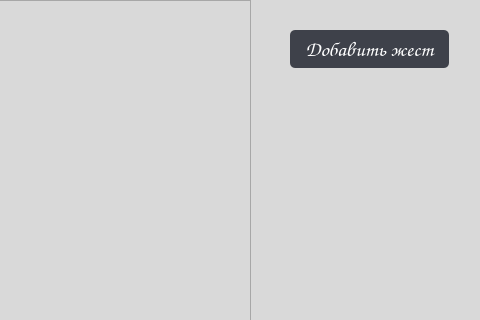
Old version of the form src/qt_designer_files/gestures_widget.ui in the repository vergilhimself/HandSight; both pictures show x 420 to 900 and y 0 to 320 of the 900 by 600 pixel window.
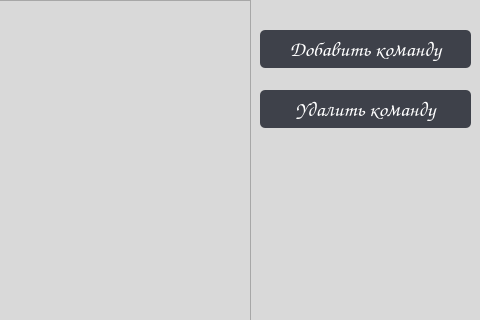
New version of the form.

Commit message: Работает привязка жест-действие. Немного изменена навигация.

```diff
--- a/src/qt_designer_files/gestures_widget.ui
+++ b/src/qt_designer_files/gestures_widget.ui
@@ -37,9 +37,9 @@
         <widget class="QPushButton" name="add_gesture_button">
             <property name="geometry">
                 <rect>
-                    <x>710</x>
+     <x>680</x>
                     <y>30</y>
-                    <width>159</width>
+     <width>211</width>
                     <height>38</height>
                 </rect>
             </property>
@@ -58,7 +58,34 @@
                 </string>
             </property>
             <property name="text">
-                <string>Добавить жест</string>
+    <string>Добавить команду</string>
+   </property>
+  </widget>
+  <widget class="QPushButton" name="delete_gesture_command_button">
+   <property name="geometry">
+    <rect>
+     <x>680</x>
+     <y>90</y>
+     <width>211</width>
+     <height>38</height>
+    </rect>
+   </property>
+   <property name="font">
+    <font>
+     <family>Comic Sans MS</family>
+     <pointsize>16</pointsize>
+     <weight>75</weight>
+     <bold>true</bold>
+    </font>
+   </property>
+   <property name="styleSheet">
+    <string notr="true">background-color: rgb(62, 65, 74);
+                    color: rgb(255, 255, 255);
+                    border-radius: 5px;
+                </string>
+   </property>
+   <property name="text">
+    <string>Удалить команду</string>
             </property>
         </widget>
     </widget>
```
Left out of the diff: 2 changed lines with no effect on the pictures. Lines whose indentation alone changed are shown as unchanged. The commit also changes 14 other files.
